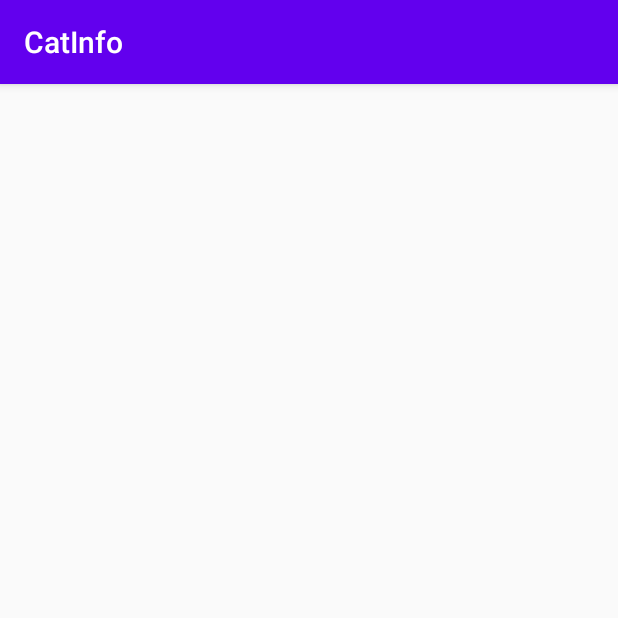
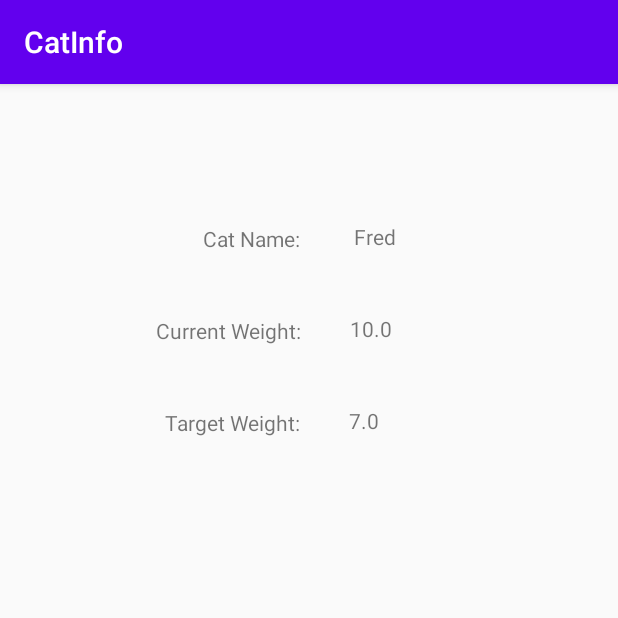
Before and after one commit to bmwettle/TheHealthyCatApp, an Android app: the screen it shows after launch (CatInfo), after a tap on "CAT INFO", on a phone screen of 412 x 824 dp, the top half of it. Run offline under Robolectric (Android 15) with nearby library versions, the phone set to English and light mode, and no system bars.

Commit message:
Created Cat java class to hold basic cat info.
Created HistoricalWeightEvent java class to create historical weight data objects.

Added basic info visuals to CatInfo activity.

```diff
--- /dev/null
+++ b/app/src/main/java/wsu/group18/thehealthycat/Cat.java
@@ -0,0 +1,19 @@
+package wsu.group18.thehealthycat;
+import java.time.LocalDateTime;
+import java.util.ArrayList;
+import java.util.List;
+
+public class Cat {
+
+    public String Name;
+    public double TargetWeightLBS;
+    public double CurrentWeightLBS;
+    public List HistoricalWeightData = new ArrayList<HistoricalWeightEvent>();
+
+    public Cat(String name, double targetWeight, double currentWeight, List<HistoricalWeightEvent> historicalWeightData){
+        Name = name;
+        TargetWeightLBS = targetWeight;
+        CurrentWeightLBS = currentWeight;
+        HistoricalWeightData = historicalWeightData;
+    }
+}
--- a/app/src/main/java/wsu/group18/thehealthycat/CatInfo.java
+++ b/app/src/main/java/wsu/group18/thehealthycat/CatInfo.java
@@ -9,8 +9,13 @@ import androidx.appcompat.app.AppCompatActivity;
 import androidx.appcompat.widget.Toolbar;
 
 import android.view.View;
+import android.widget.TextView;
 
 public class CatInfo extends AppCompatActivity {
+
+    TextView cName;
+    TextView cCurrentWeight;
+    TextView cTargetWeight;
 
     @Override
     protected void onCreate(Bundle savedInstanceState) {
@@ -18,5 +23,17 @@ public class CatInfo extends AppCompatActivity {
         setContentView(R.layout.activity_cat_info);
         Toolbar toolbar = findViewById(R.id.toolbar);
         setSupportActionBar(toolbar);
+
+        cName = findViewById(R.id.catNameVal);
+        cCurrentWeight = findViewById(R.id.CurrentWeightVal);
+        cTargetWeight = findViewById(R.id.TargetWeightVal);
+
+        String a = getIntent().getStringExtra("CAT_NAME");
+        String b =  String.valueOf(getIntent().getDoubleExtra("CAT_TARGET_WEIGHT", 0.0));
+        String c = String.valueOf(getIntent().getDoubleExtra("CAT_CURRENT_WEIGHT", 0.0));
+
+        cName.setText(getIntent().getStringExtra("CAT_NAME"));
+        cTargetWeight.setText(String.valueOf(getIntent().getDoubleExtra("CAT_TARGET_WEIGHT", 0.0)));
+        cCurrentWeight.setText(String.valueOf(getIntent().getDoubleExtra("CAT_CURRENT_WEIGHT", 0.0)));
     }
 }
--- /dev/null
+++ b/app/src/main/java/wsu/group18/thehealthycat/HistoricalWeightEvent.java
@@ -0,0 +1,12 @@
+package wsu.group18.thehealthycat;
+import java.time.LocalDateTime;
+
+public class HistoricalWeightEvent{
+    public double Weight;
+    public LocalDateTime Time;
+
+    public HistoricalWeightEvent(double weight, LocalDateTime time){
+        Weight = weight;
+        Time = time;
+    }
+}
--- a/app/src/main/java/wsu/group18/thehealthycat/MainActivity.java
+++ b/app/src/main/java/wsu/group18/thehealthycat/MainActivity.java
@@ -6,15 +6,19 @@ import android.content.Intent;
 import android.os.Bundle;
 import android.view.View;
 import android.widget.Button;
+import java.time.LocalDateTime;
+import java.util.ArrayList;
+import java.util.List;
 
 public class MainActivity extends AppCompatActivity {
 
-    public String ChartButton = "Chart";
+    public Cat cat;
 
     @Override
     protected void onCreate(Bundle savedInstanceState) {
         super.onCreate(savedInstanceState);
         setContentView(R.layout.activity_main);
+        initializeCatClass();
     }
 
     public void OpenChartActivity(View v){
@@ -29,6 +33,17 @@ public class MainActivity extends AppCompatActivity {
 
     public void OpenCatInfoActivity(View v){
         Intent intent = new Intent(this, CatInfo.class);
+        intent.putExtra("CAT_NAME", cat.Name);
+        intent.putExtra("CAT_TARGET_WEIGHT", cat.TargetWeightLBS);
+        intent.putExtra("CAT_CURRENT_WEIGHT", cat.CurrentWeightLBS);
         startActivity(intent);
     }
+
+    private void initializeCatClass(){
+        // TO-DO: This is where we will communicate between the cat feeder and the app to get all the necessary cat info.
+
+        //The following is hard coded values for test purposes:
+        List l = new ArrayList<>();
+        cat = new Cat("Fred", 7.0, 10.0, l);
+    }
 }
--- a/app/src/main/res/layout/content_cat_info.xml
+++ b/app/src/main/res/layout/content_cat_info.xml
@@ -1,6 +1,77 @@
 <?xml version="1.0" encoding="utf-8"?>
 <androidx.constraintlayout.widget.ConstraintLayout xmlns:android="http://schemas.android.com/apk/res/android"
     xmlns:app="http://schemas.android.com/apk/res-auto"
+    xmlns:tools="http://schemas.android.com/tools"
     android:layout_width="match_parent"
     android:layout_height="match_parent"
-    app:layout_behavior="@string/appbar_scrolling_view_behavior"></androidx.constraintlayout.widget.ConstraintLayout>
+    app:layout_behavior="@string/appbar_scrolling_view_behavior">
+
+    <TextView
+        android:id="@+id/catNameVal"
+        android:layout_width="wrap_content"
+        android:layout_height="wrap_content"
+        android:layout_marginStart="236dp"
+        android:layout_marginLeft="236dp"
+        android:layout_marginTop="92dp"
+        android:text="TextView"
+        app:layout_constraintStart_toStartOf="parent"
+        app:layout_constraintTop_toTopOf="parent" />
+
+    <TextView
+        android:id="@+id/textView4"
+        android:layout_width="wrap_content"
+        android:layout_height="wrap_content"
+        android:layout_marginStart="135dp"
+        android:layout_marginLeft="135dp"
+        android:layout_marginTop="93dp"
+        android:text="@string/cat_name"
+        app:layout_constraintStart_toStartOf="parent"
+        app:layout_constraintTop_toTopOf="parent"
+        tools:text="@string/cat_name" />
+
+    <TextView
+        android:id="@+id/textView5"
+        android:layout_width="wrap_content"
+        android:layout_height="wrap_content"
+        android:layout_marginStart="104dp"
+        android:layout_marginLeft="104dp"
+        android:layout_marginTop="42dp"
+        android:text="@string/current_weight"
+        app:layout_constraintStart_toStartOf="parent"
+        app:layout_constraintTop_toBottomOf="@+id/textView4"
+        tools:text="@string/current_weight" />
+
+    <TextView
+        android:id="@+id/textView6"
+        android:layout_width="wrap_content"
+        android:layout_height="wrap_content"
+        android:layout_marginStart="110dp"
+        android:layout_marginLeft="110dp"
+        android:layout_marginTop="42dp"
+        android:text="@string/target_weight"
+        app:layout_constraintStart_toStartOf="parent"
+        app:layout_constraintTop_toBottomOf="@+id/textView5"
+        tools:text="@string/target_weight" />
+
+    <TextView
+        android:id="@+id/CurrentWeightVal"
+        android:layout_width="wrap_content"
+        android:layout_height="wrap_content"
+        android:layout_marginStart="32dp"
+        android:layout_marginLeft="32dp"
+        android:layout_marginTop="42dp"
+        android:text="TextView"
+        app:layout_constraintStart_toEndOf="@+id/textView5"
+        app:layout_constraintTop_toBottomOf="@+id/catNameVal" />
+
+    <TextView
+        android:id="@+id/TargetWeightVal"
+        android:layout_width="wrap_content"
+        android:layout_height="wrap_content"
+        android:layout_marginStart="32dp"
+        android:layout_marginLeft="32dp"
+        android:layout_marginTop="42dp"
+        android:text="TextView"
+        app:layout_constraintStart_toEndOf="@+id/textView6"
+        app:layout_constraintTop_toBottomOf="@+id/CurrentWeightVal" />
+</androidx.constraintlayout.widget.ConstraintLayout>
--- a/app/src/main/res/values/strings.xml
+++ b/app/src/main/res/values/strings.xml
@@ -14,4 +14,7 @@
     <string name="title_activity_settings">SettingsActivity</string>
     <string name="cat_info_button">Cat Info</string>
     <string name="title_activity_cat_info">CatInfo</string>
+    <string name="cat_name">Cat Name:</string>
+    <string name="current_weight">Current Weight:</string>
+    <string name="target_weight">Target Weight:</string>
 </resources>
```
